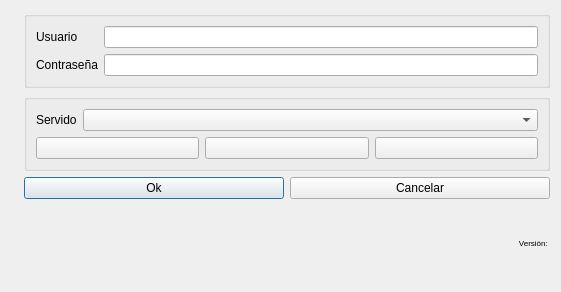
The window that src/lib/daobusiness/forms/logindlg.ui (dpinelo/AS7) describes before a commit, drawn with Qt 5.
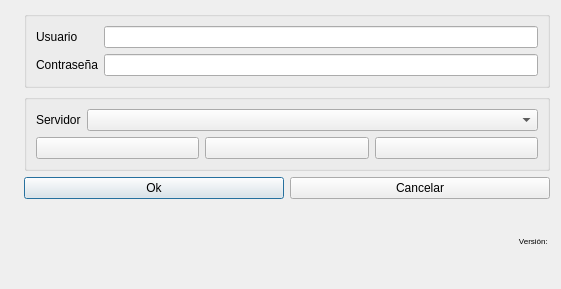
The same window after the commit. Icons and pictures are not drawn.

The edit to the form file:
```diff
--- a/src/lib/daobusiness/forms/logindlg.ui
+++ b/src/lib/daobusiness/forms/logindlg.ui
@@ -7,7 +7,7 @@
     <x>0</x>
     <y>0</y>
     <width>561</width>
-    <height>292</height>
+    <height>289</height>
    </rect>
   </property>
   <property name="windowTitle">
@@ -111,7 +111,7 @@
              </sizepolicy>
             </property>
             <property name="text">
-             <string>Servido</string>
+             <string>Servidor</string>
             </property>
            </widget>
           </item>
```
